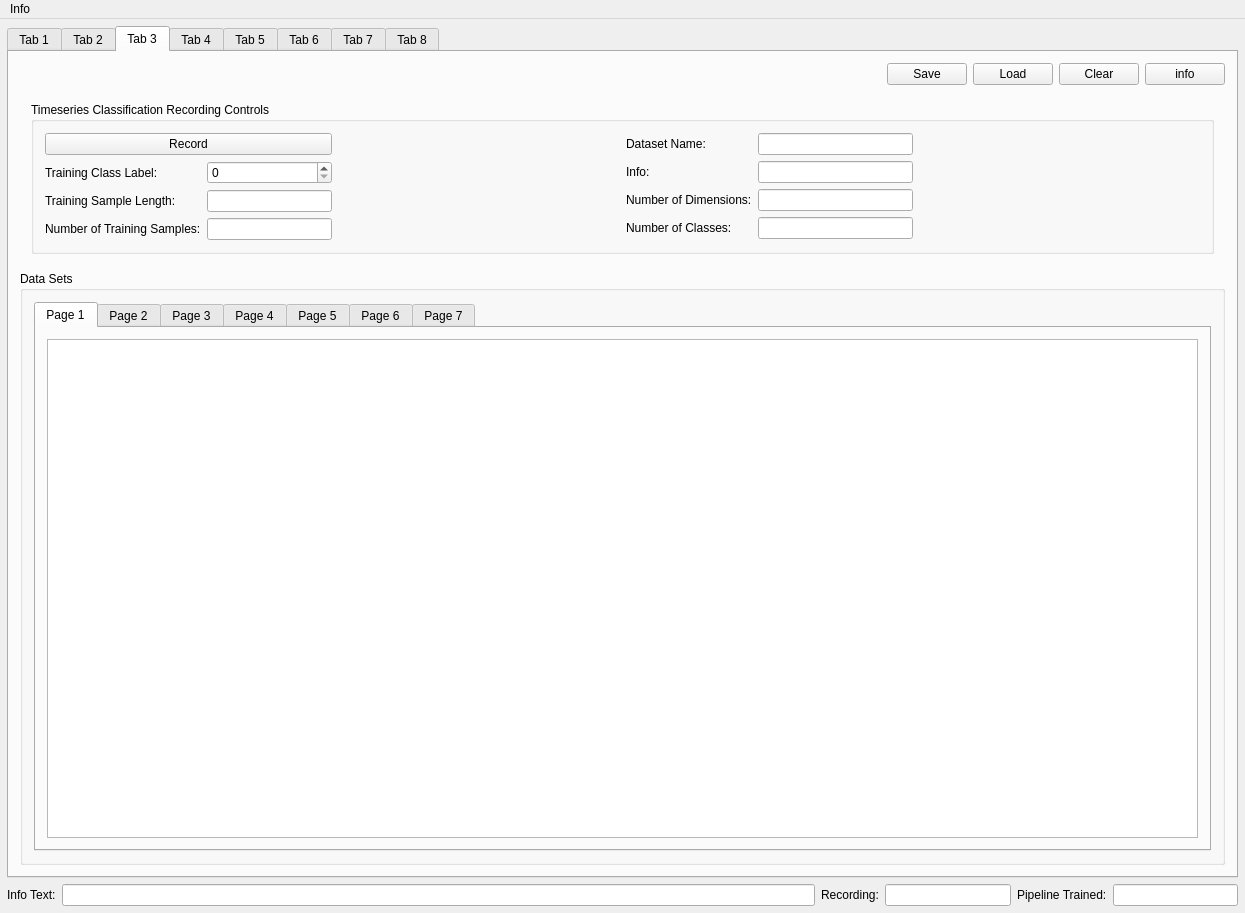
Qt form gui/GRT/mainwindow.ui (nickgillian/grt) before a commit.
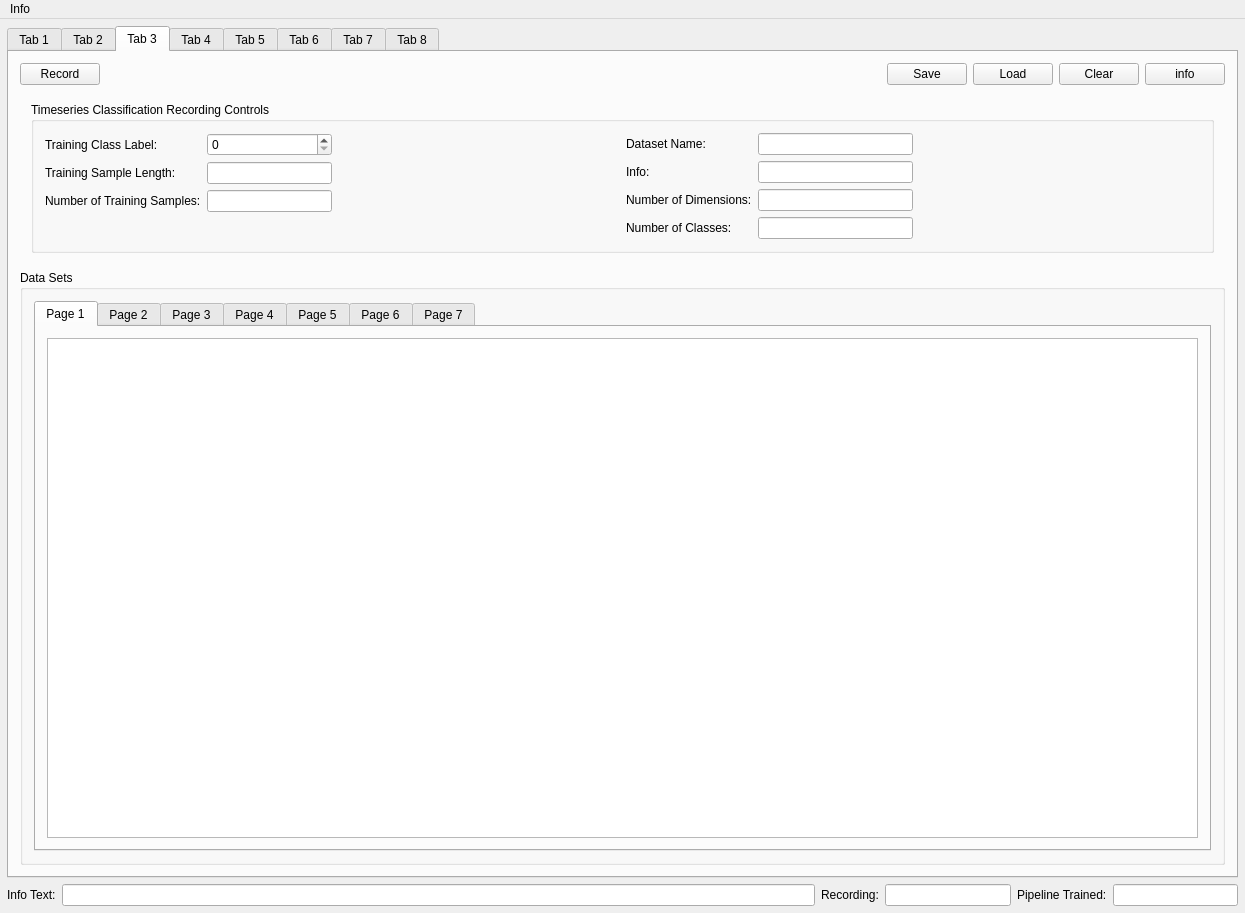
The same form after that commit. The open tabs and pages were chosen to show the change. Icons and pictures are not drawn. Custom widgets are drawn as their Qt base class.

Commit message: Have only one "Record" button.

Patch:
```diff
--- a/gui/GRT/mainwindow.ui
+++ b/gui/GRT/mainwindow.ui
@@ -566,6 +566,25 @@
            <layout class="QVBoxLayout" name="verticalLayout_12">
             <item>
              <layout class="QHBoxLayout" name="horizontalLayout_10">
+              <item>
+               <widget class="QPushButton" name="dataLabellingTool_RecordButton">
+                <property name="sizePolicy">
+                 <sizepolicy hsizetype="Preferred" vsizetype="Fixed">
+                  <horstretch>0</horstretch>
+                  <verstretch>0</verstretch>
+                 </sizepolicy>
+                </property>
+                <property name="minimumSize">
+                 <size>
+                  <width>80</width>
+                  <height>0</height>
+                 </size>
+                </property>
+                <property name="text">
+                 <string>Record</string>
+                </property>
+               </widget>
+              </item>
               <item>
                <spacer name="horizontalSpacer_5">
                 <property name="orientation">
@@ -642,19 +661,8 @@
                   <property name="title">
                    <string>Classification Recording Controls</string>
                   </property>
-                  <layout class="QGridLayout" name="gridLayout_42">
-                   <item row="0" column="0">
                     <layout class="QGridLayout" name="gridLayout_6">
                      <item row="0" column="0">
-                      <layout class="QVBoxLayout" name="verticalLayout_5">
-                       <item>
-                        <widget class="QPushButton" name="dataLabellingTool_classificationModeRecordButton">
-                         <property name="text">
-                          <string>Record</string>
-                         </property>
-                        </widget>
-                       </item>
-                       <item>
                         <layout class="QFormLayout" name="formLayout_3">
                          <item row="0" column="0">
                           <widget class="QLabel" name="label_3">
@@ -678,8 +686,6 @@
                          </item>
                         </layout>
                        </item>
-                      </layout>
-                     </item>
                      <item row="0" column="1">
                       <spacer name="horizontalSpacer_7">
                        <property name="orientation">
@@ -687,7 +693,7 @@
                        </property>
                        <property name="sizeHint" stdset="0">
                         <size>
-                         <width>40</width>
+                       <width>222</width>
                          <height>20</height>
                         </size>
                        </property>
@@ -744,13 +750,11 @@
                        </property>
                        <property name="sizeHint" stdset="0">
                         <size>
-                         <width>40</width>
+                       <width>221</width>
                          <height>20</height>
                         </size>
                        </property>
                       </spacer>
-                     </item>
-                    </layout>
                    </item>
                   </layout>
                  </widget>
@@ -772,22 +776,19 @@
                   </property>
                   <layout class="QGridLayout" name="gridLayout_9">
                    <item row="0" column="0">
-                    <layout class="QHBoxLayout" name="horizontalLayout_30">
-                     <item>
-                      <layout class="QVBoxLayout" name="verticalLayout_6">
-                       <item>
-                        <widget class="QPushButton" name="dataLabellingTool_regressionModeRecordButton">
-                         <property name="text">
-                          <string>Record</string>
-                         </property>
-                        </widget>
-                       </item>
+                    <layout class="QVBoxLayout" name="verticalLayout_5">
                        <item>
                         <layout class="QHBoxLayout" name="horizontalLayout_12">
                          <item>
                           <layout class="QFormLayout" name="formLayout_5">
                            <item row="0" column="0">
                             <widget class="QLabel" name="label_6">
+                           <property name="sizePolicy">
+                            <sizepolicy hsizetype="Preferred" vsizetype="Minimum">
+                             <horstretch>0</horstretch>
+                             <verstretch>0</verstretch>
+                            </sizepolicy>
+                           </property>
                              <property name="text">
                               <string>Dimension:</string>
                              </property>
@@ -802,6 +803,12 @@
                           <layout class="QFormLayout" name="formLayout_6">
                            <item row="0" column="0">
                             <widget class="QLabel" name="label_9">
+                           <property name="sizePolicy">
+                            <sizepolicy hsizetype="Minimum" vsizetype="Preferred">
+                             <horstretch>0</horstretch>
+                             <verstretch>0</verstretch>
+                            </sizepolicy>
+                           </property>
                              <property name="text">
                               <string>Value:</string>
                              </property>
@@ -840,20 +847,20 @@
                        </item>
                       </layout>
                      </item>
-                     <item>
+                   <item row="0" column="1">
                       <spacer name="horizontalSpacer_8">
                        <property name="orientation">
                         <enum>Qt::Horizontal</enum>
                        </property>
                        <property name="sizeHint" stdset="0">
                         <size>
-                         <width>40</width>
+                       <width>221</width>
                          <height>20</height>
                         </size>
                        </property>
                       </spacer>
                      </item>
-                     <item>
+                   <item row="0" column="2">
                       <layout class="QFormLayout" name="formLayout_8">
                        <item row="0" column="0">
                         <widget class="QLabel" name="label_60">
@@ -897,20 +904,18 @@
                        </item>
                       </layout>
                      </item>
-                     <item>
+                   <item row="0" column="3">
                       <spacer name="horizontalSpacer_9">
                        <property name="orientation">
                         <enum>Qt::Horizontal</enum>
                        </property>
                        <property name="sizeHint" stdset="0">
                         <size>
-                         <width>40</width>
+                       <width>221</width>
                          <height>20</height>
                         </size>
                        </property>
                       </spacer>
-                     </item>
-                    </layout>
                    </item>
                   </layout>
                  </widget>
@@ -925,52 +930,20 @@
                    <string>Timeseries Classification Recording Controls</string>
                   </property>
                   <layout class="QGridLayout" name="gridLayout_10">
-                   <item row="0" column="0">
-                    <layout class="QVBoxLayout" name="verticalLayout_7">
-                     <item>
-                      <widget class="QPushButton" name="dataLabellingTool_timeseriesClassificationModeRecordButton">
-                       <property name="text">
-                        <string>Record</string>
-                       </property>
-                      </widget>
-                     </item>
-                     <item>
-                      <layout class="QFormLayout" name="formLayout_10">
-                       <item row="0" column="0">
-                        <widget class="QLabel" name="label_155">
-                         <property name="text">
-                          <string>Training Class Label:</string>
-                         </property>
-                        </widget>
-                       </item>
-                       <item row="0" column="1">
-                        <widget class="QSpinBox" name="dataLabellingTool_timeseriesClassificationMode_classLabel"/>
-                       </item>
-                       <item row="1" column="0">
-                        <widget class="QLabel" name="label_158">
-                         <property name="text">
-                          <string>Training Sample Length:</string>
-                         </property>
-                        </widget>
+                   <item row="1" column="3">
+                    <spacer name="horizontalSpacer_11">
+                     <property name="orientation">
+                      <enum>Qt::Horizontal</enum>
+                     </property>
+                     <property name="sizeHint" stdset="0">
+                      <size>
+                       <width>40</width>
+                       <height>20</height>
+                      </size>
+                     </property>
+                    </spacer>
                        </item>
                        <item row="1" column="1">
-                        <widget class="QLineEdit" name="dataLabellingTool_timeseriesSampleLength"/>
-                       </item>
-                       <item row="2" column="0">
-                        <widget class="QLabel" name="label_154">
-                         <property name="text">
-                          <string>Number of Training Samples:</string>
-                         </property>
-                        </widget>
-                       </item>
-                       <item row="2" column="1">
-                        <widget class="QLineEdit" name="dataLabellingTool_timeseriesClassificationMode_numTrainingSamples"/>
-                       </item>
-                      </layout>
-                     </item>
-                    </layout>
-                   </item>
-                   <item row="0" column="1">
                     <spacer name="horizontalSpacer_10">
                      <property name="orientation">
                       <enum>Qt::Horizontal</enum>
@@ -983,7 +956,7 @@
                      </property>
                     </spacer>
                    </item>
-                   <item row="0" column="2">
+                   <item row="1" column="2">
                     <layout class="QFormLayout" name="formLayout_9">
                      <item row="0" column="0">
                       <widget class="QLabel" name="label_153">
@@ -1013,7 +986,14 @@
                       </widget>
                      </item>
                      <item row="2" column="1">
-                      <widget class="QLineEdit" name="dataLabellingTool_timeseriesClassificationMode_numInputDimensionsField"/>
+                      <widget class="QLineEdit" name="dataLabellingTool_timeseriesClassificationMode_numInputDimensionsField">
+                       <property name="acceptDrops">
+                        <bool>false</bool>
+                       </property>
+                       <property name="readOnly">
+                        <bool>true</bool>
+                       </property>
+                      </widget>
                      </item>
                      <item row="3" column="0">
                       <widget class="QLabel" name="label_156">
@@ -1023,22 +1003,64 @@
                       </widget>
                      </item>
                      <item row="3" column="1">
-                      <widget class="QLineEdit" name="dataLabellingTool_timeseriesClassificationMode_numClassesField"/>
+                      <widget class="QLineEdit" name="dataLabellingTool_timeseriesClassificationMode_numClassesField">
+                       <property name="acceptDrops">
+                        <bool>false</bool>
+                       </property>
+                       <property name="readOnly">
+                        <bool>true</bool>
+                       </property>
+                      </widget>
                      </item>
                     </layout>
                    </item>
-                   <item row="0" column="3">
-                    <spacer name="horizontalSpacer_11">
-                     <property name="orientation">
-                      <enum>Qt::Horizontal</enum>
-                     </property>
-                     <property name="sizeHint" stdset="0">
-                      <size>
-                       <width>40</width>
-                       <height>20</height>
-                      </size>
-                     </property>
-                    </spacer>
+                   <item row="1" column="0">
+                    <layout class="QFormLayout" name="formLayout_10">
+                     <item row="0" column="0">
+                      <widget class="QLabel" name="label_155">
+                       <property name="text">
+                        <string>Training Class Label:</string>
+                       </property>
+                      </widget>
+                     </item>
+                     <item row="0" column="1">
+                      <widget class="QSpinBox" name="dataLabellingTool_timeseriesClassificationMode_classLabel"/>
+                     </item>
+                     <item row="1" column="0">
+                      <widget class="QLabel" name="label_158">
+                       <property name="text">
+                        <string>Training Sample Length:</string>
+                       </property>
+                      </widget>
+                     </item>
+                     <item row="1" column="1">
+                      <widget class="QLineEdit" name="dataLabellingTool_timeseriesSampleLength">
+                       <property name="acceptDrops">
+                        <bool>false</bool>
+                       </property>
+                       <property name="readOnly">
+                        <bool>true</bool>
+                       </property>
+                      </widget>
+                     </item>
+                     <item row="2" column="0">
+                      <widget class="QLabel" name="label_154">
+                       <property name="text">
+                        <string>Number of Training Samples:</string>
+                       </property>
+                      </widget>
+                     </item>
+                     <item row="2" column="1">
+                      <widget class="QLineEdit" name="dataLabellingTool_timeseriesClassificationMode_numTrainingSamples">
+                       <property name="acceptDrops">
+                        <bool>false</bool>
+                       </property>
+                       <property name="readOnly">
+                        <bool>true</bool>
+                       </property>
+                      </widget>
+                     </item>
+                    </layout>
                    </item>
                   </layout>
                  </widget>
@@ -1060,17 +1082,6 @@
                   </property>
                   <layout class="QGridLayout" name="gridLayout_11">
                    <item row="0" column="0">
-                    <layout class="QHBoxLayout" name="horizontalLayout_29">
-                     <item>
-                      <layout class="QVBoxLayout" name="verticalLayout_8">
-                       <item>
-                        <widget class="QPushButton" name="dataLabellingTool_clusterModeRecordButton">
-                         <property name="text">
-                          <string>Record</string>
-                         </property>
-                        </widget>
-                       </item>
-                       <item>
                         <layout class="QFormLayout" name="formLayout_11">
                          <item row="0" column="0">
                           <widget class="QLabel" name="label_130">
@@ -1084,22 +1095,20 @@
                          </item>
                         </layout>
                        </item>
-                      </layout>
-                     </item>
-                     <item>
+                   <item row="0" column="1">
                       <spacer name="horizontalSpacer_12">
                        <property name="orientation">
                         <enum>Qt::Horizontal</enum>
                        </property>
                        <property name="sizeHint" stdset="0">
                         <size>
-                         <width>40</width>
+                       <width>222</width>
                          <height>20</height>
                         </size>
                        </property>
                       </spacer>
                      </item>
-                     <item>
+                   <item row="0" column="2">
                       <layout class="QFormLayout" name="formLayout_12">
                        <item row="0" column="0">
                         <widget class="QLabel" name="label_129">
@@ -1133,20 +1142,18 @@
                        </item>
                       </layout>
                      </item>
-                     <item>
+                   <item row="0" column="3">
                       <spacer name="horizontalSpacer_13">
                        <property name="orientation">
                         <enum>Qt::Horizontal</enum>
                        </property>
                        <property name="sizeHint" stdset="0">
                         <size>
-                         <width>40</width>
+                       <width>221</width>
                          <height>20</height>
                         </size>
                        </property>
                       </spacer>
-                     </item>
-                    </layout>
                    </item>
                   </layout>
                  </widget>
@@ -4181,7 +4188,7 @@
             <item>
              <widget class="QStackedWidget" name="predictionWindow_classificationRegressionResultsView">
               <property name="currentIndex">
-               <number>0</number>
+               <number>1</number>
               </property>
               <widget class="QWidget" name="page_22">
                <layout class="QGridLayout" name="gridLayout_55">
```
Left out of the diff: 2 changed lines with no effect on the pictures. Lines whose indentation alone changed are shown as unchanged. The commit also changes 1 other file.
